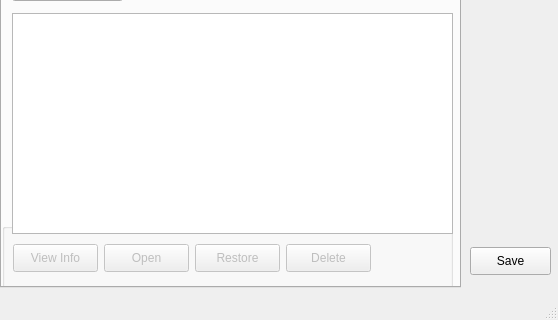
Old version of the form MalcolmGUI.ui in the repository radudragusin/malcolm; both pictures show x 0 to 558 and y 152 to 472 of the 558 by 472 pixel window.
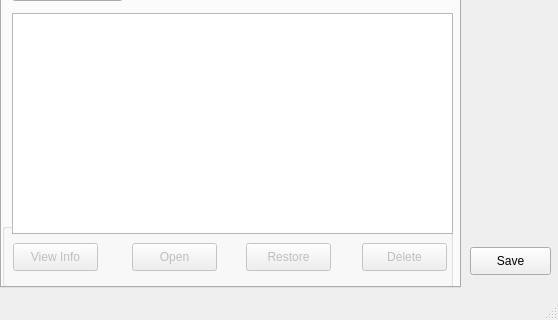
New version of the form.

Commit message: Added all functionality for the last tab, except for the Restore operation.

Diff of the .ui file:
```diff
--- a/MalcolmGUI.ui
+++ b/MalcolmGUI.ui
@@ -650,6 +650,9 @@
       </property>
      </widget>
      <widget class="QGroupBox" name="groupBox_5">
+      <property name="enabled">
+       <bool>false</bool>
+      </property>
       <property name="geometry">
        <rect>
         <x>0</x>
@@ -661,6 +664,22 @@
       <property name="title">
        <string/>
       </property>
+      <widget class="QPushButton" name="pushButton_4">
+       <property name="enabled">
+        <bool>false</bool>
+       </property>
+       <property name="geometry">
+        <rect>
+         <x>130</x>
+         <y>20</y>
+         <width>85</width>
+         <height>28</height>
+        </rect>
+       </property>
+       <property name="text">
+        <string>Open</string>
+       </property>
+      </widget>
       <widget class="QPushButton" name="pushButton_3">
        <property name="enabled">
         <bool>false</bool>
@@ -668,7 +687,7 @@
        <property name="geometry">
         <rect>
          <x>11</x>
-         <y>21</y>
+         <y>20</y>
          <width>85</width>
          <height>28</height>
         </rect>
@@ -677,30 +696,14 @@
         <string>View Info</string>
        </property>
       </widget>
-      <widget class="QPushButton" name="pushButton_4">
-       <property name="enabled">
-        <bool>false</bool>
-       </property>
-       <property name="geometry">
-        <rect>
-         <x>102</x>
-         <y>21</y>
-         <width>85</width>
-         <height>28</height>
-        </rect>
-       </property>
-       <property name="text">
-        <string>Open</string>
-       </property>
-      </widget>
       <widget class="QPushButton" name="pushButton_5">
        <property name="enabled">
         <bool>false</bool>
        </property>
        <property name="geometry">
         <rect>
-         <x>193</x>
-         <y>21</y>
+         <x>244</x>
+         <y>20</y>
          <width>85</width>
          <height>28</height>
         </rect>
@@ -715,8 +718,8 @@
        </property>
        <property name="geometry">
         <rect>
-         <x>284</x>
-         <y>21</y>
+         <x>360</x>
+         <y>20</y>
          <width>85</width>
          <height>28</height>
         </rect>
```
The commit also changes 3 other files.
